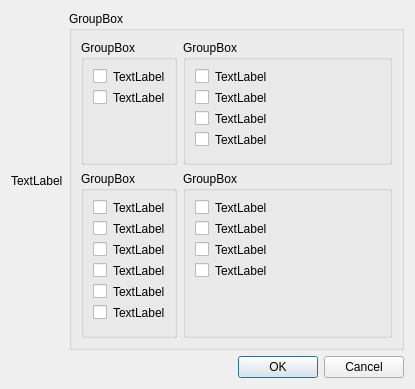
Before: the Qt Designer form rpfm_ui/ui_templates/optimizer_dialog.ui in Frodo45127/rpfm, drawn with Qt 5.
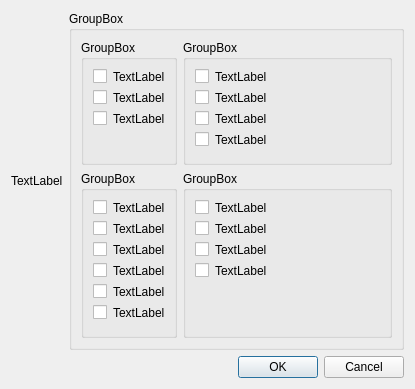
After: the same form once the commit is applied.

Commit message: Implemented a delete duplicates option in the optimizer.

Diff of the .ui file:
```diff
--- a/rpfm_ui/ui_templates/optimizer_dialog.ui
+++ b/rpfm_ui/ui_templates/optimizer_dialog.ui
@@ -128,7 +128,7 @@
         <property name="title">
          <string>GroupBox</string>
         </property>
-        <layout class="QGridLayout" name="gridLayout_5" rowstretch="0,0,0" columnstretch="0,1">
+        <layout class="QGridLayout" name="gridLayout_5" rowstretch="0,0,0,0" columnstretch="0,1">
          <item row="0" column="0">
           <widget class="QCheckBox" name="pack_remove_itm_files_checkbox">
            <property name="text">
@@ -158,6 +158,20 @@
           </widget>
          </item>
          <item row="2" column="0">
+          <widget class="QCheckBox" name="pack_remove_duplicated_files_checkbox">
+           <property name="text">
+            <string/>
+           </property>
+          </widget>
+         </item>
+         <item row="2" column="1">
+          <widget class="QLabel" name="pack_remove_duplicated_files_label">
+           <property name="text">
+            <string>TextLabel</string>
+           </property>
+          </widget>
+         </item>
+         <item row="3" column="0">
           <widget class="QWidget" name="widget_3" native="true"/>
          </item>
         </layout>
```
The commit also changes 7 other files.
